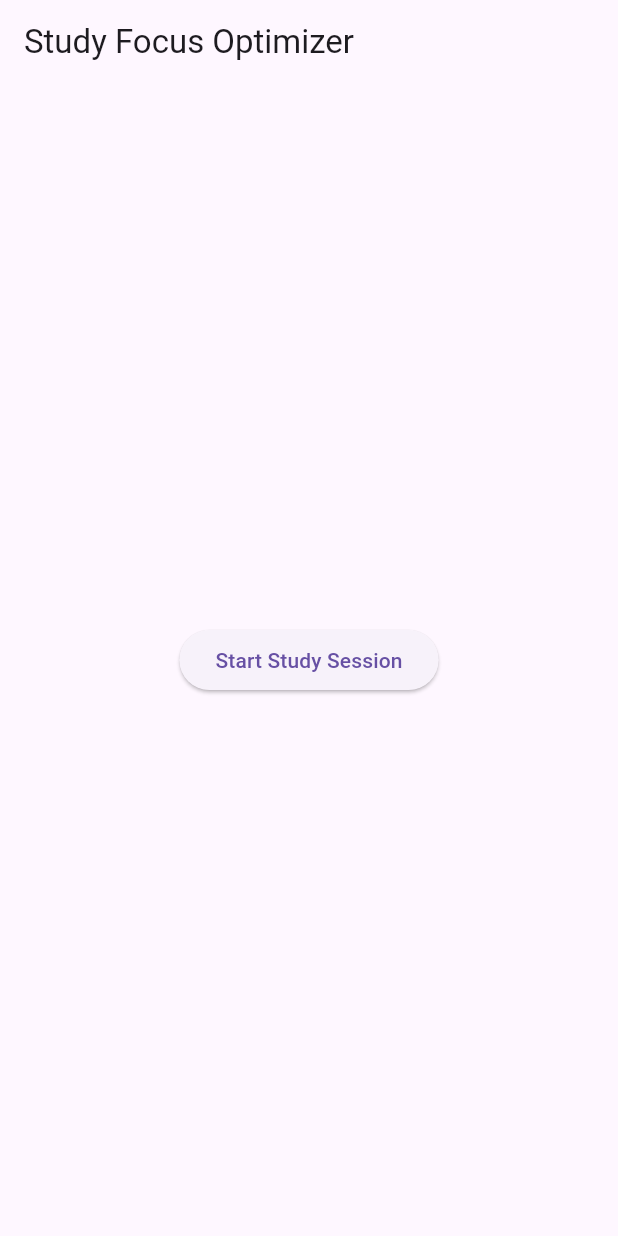
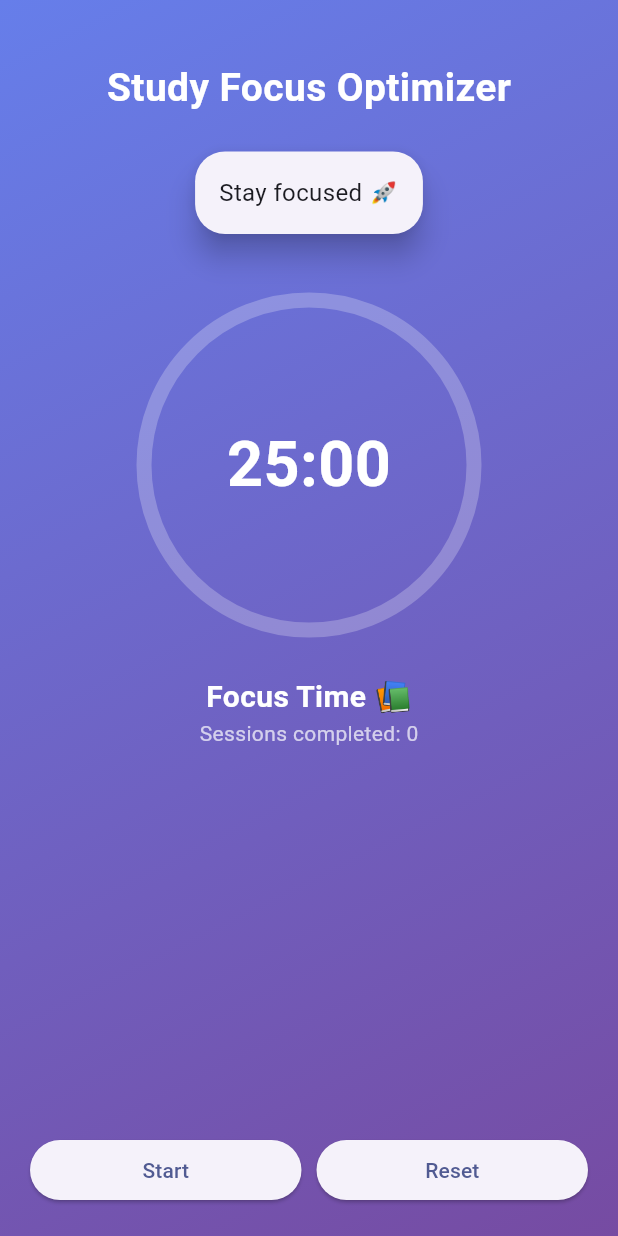
Before and after one commit to AnmolK9114/Study_Focus_Optimizer, a Flutter app: the screen it shows after launch, on a phone screen of 412 x 824 dp. Run offline on Flutter 3.47's test engine with Material 3 defaults, Android fonts, the phone set to English and light mode, and no system bars.

Commit message:
v2.0 – Enhanced UI with dashboard cards and modern layout

```diff
--- a/study_focus_optimizer/lib/main.dart
+++ b/study_focus_optimizer/lib/main.dart
@@ -1,3 +1,5 @@
+import 'dart:async';
+import 'dart:math';
 import 'package:flutter/material.dart';
 
 void main() {
@@ -10,15 +12,207 @@ class StudyFocusApp extends StatelessWidget {
   @override
   Widget build(BuildContext context) {
     return MaterialApp(
-      title: 'Study Focus Optimizer',
-      home: Scaffold(
-        appBar: AppBar(
-          title: const Text('Study Focus Optimizer'),
+      debugShowCheckedModeBanner: false,
+      title: "Study Focus Optimizer",
+      theme: ThemeData(
+        useMaterial3: true,
+        colorSchemeSeed: Colors.indigo,
+        brightness: Brightness.light,
+      ),
+      home: const HomeScreen(),
+    );
+  }
+}
+
+class HomeScreen extends StatefulWidget {
+  const HomeScreen({super.key});
+
+  @override
+  State<HomeScreen> createState() => _HomeScreenState();
+}
+
+class _HomeScreenState extends State<HomeScreen>
+    with SingleTickerProviderStateMixin {
+  int focusSeconds = 25 * 60;
+  int breakSeconds = 5 * 60;
+
+  int timeLeft = 25 * 60;
+  int sessions = 0;
+
+  bool isRunning = false;
+  bool isBreak = false;
+
+  Timer? timer;
+
+  final quotes = [
+    "Stay focused 🚀",
+    "One step at a time",
+    "Consistency wins",
+    "You got this 💪",
+    "Discipline > Motivation"
+  ];
+
+  String get randomQuote => quotes[Random().nextInt(quotes.length)];
+
+  String get timeText {
+    int m = timeLeft ~/ 60;
+    int s = timeLeft % 60;
+    return "${m.toString().padLeft(2, '0')}:${s.toString().padLeft(2, '0')}";
+  }
+
+  double get progress {
+    int total = isBreak ? breakSeconds : focusSeconds;
+    return 1 - (timeLeft / total);
+  }
+
+  void startPause() {
+    if (isRunning) {
+      timer?.cancel();
+      setState(() => isRunning = false);
+      return;
+    }
+
+    isRunning = true;
+
+    timer = Timer.periodic(const Duration(seconds: 1), (_) {
+      if (timeLeft == 0) {
+        timer?.cancel();
+
+        setState(() {
+          if (!isBreak) {
+            sessions++;
+            isBreak = true;
+            timeLeft = breakSeconds;
+          } else {
+            isBreak = false;
+            timeLeft = focusSeconds;
+          }
+          isRunning = false;
+        });
+      } else {
+        setState(() => timeLeft--);
+      }
+    });
+  }
+
+  void reset() {
+    timer?.cancel();
+    setState(() {
+      isRunning = false;
+      isBreak = false;
+      timeLeft = focusSeconds;
+    });
+  }
+
+  @override
+  Widget build(BuildContext context) {
+    return Scaffold(
+      body: Container(
+        decoration: const BoxDecoration(
+          gradient: LinearGradient(
+            colors: [Color(0xff667eea), Color(0xff764ba2)],
+            begin: Alignment.topLeft,
+            end: Alignment.bottomRight,
+          ),
         ),
-        body: Center(
-          child: ElevatedButton(
-            onPressed: () {},
-            child: const Text('Start Study Session'),
+        child: SafeArea(
+          child: Padding(
+            padding: const EdgeInsets.all(20),
+            child: Column(
+              children: [
+                const SizedBox(height: 20),
+
+                /// Title
+                const Text(
+                  "Study Focus Optimizer",
+                  style: TextStyle(
+                    fontSize: 26,
+                    fontWeight: FontWeight.bold,
+                    color: Colors.white,
+                  ),
+                ),
+
+                const SizedBox(height: 20),
+
+                /// Quote Card
+                Card(
+                  elevation: 8,
+                  shape: RoundedRectangleBorder(
+                      borderRadius: BorderRadius.circular(20)),
+                  child: Padding(
+                    padding: const EdgeInsets.all(16),
+                    child: Text(
+                      randomQuote,
+                      style: const TextStyle(fontSize: 16),
+                    ),
+                  ),
+                ),
+
+                const SizedBox(height: 40),
+
+                /// Circular Timer
+                Stack(
+                  alignment: Alignment.center,
+                  children: [
+                    SizedBox(
+                      width: 220,
+                      height: 220,
+                      child: CircularProgressIndicator(
+                        value: progress,
+                        strokeWidth: 10,
+                        backgroundColor: Colors.white24,
+                        color: Colors.white,
+                      ),
+                    ),
+                    Text(
+                      timeText,
+                      style: const TextStyle(
+                        fontSize: 42,
+                        fontWeight: FontWeight.bold,
+                        color: Colors.white,
+                      ),
+                    ),
+                  ],
+                ),
+
+                const SizedBox(height: 30),
+
+                /// Status
+                Text(
+                  isBreak ? "Break Time ☕" : "Focus Time 📚",
+                  style: const TextStyle(
+                      fontSize: 20,
+                      color: Colors.white,
+                      fontWeight: FontWeight.w600),
+                ),
+
+                Text(
+                  "Sessions completed: $sessions",
+                  style: const TextStyle(color: Colors.white70),
+                ),
+
+                const Spacer(),
+
+                /// Buttons
+                Row(
+                  children: [
+                    Expanded(
+                      child: ElevatedButton(
+                        onPressed: startPause,
+                        child: Text(isRunning ? "Pause" : "Start"),
+                      ),
+                    ),
+                    const SizedBox(width: 10),
+                    Expanded(
+                      child: ElevatedButton(
+                        onPressed: reset,
+                        child: const Text("Reset"),
+                      ),
+                    ),
+                  ],
+                ),
+              ],
+            ),
           ),
         ),
       ),
```
